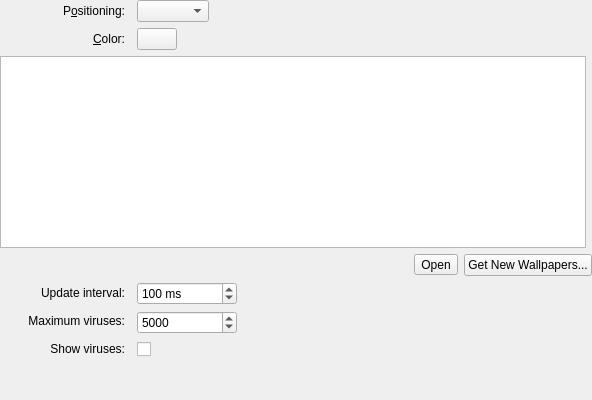
KDE/kdeplasma-addons, file wallpapers/virus/virusconfig.ui: the form before one commit.
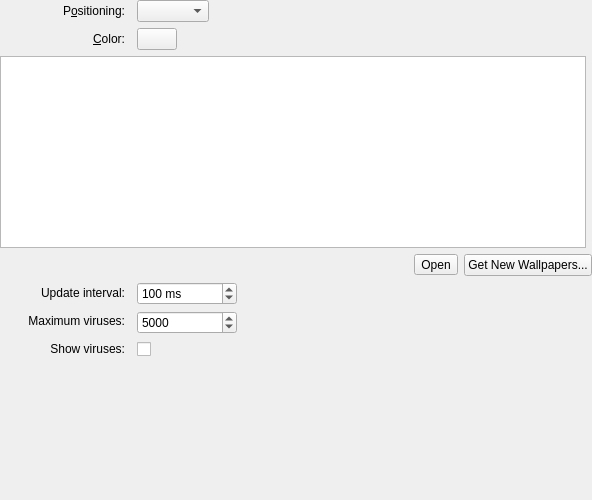
The form after the commit. Custom widgets are drawn as their Qt base class.

```diff
--- a/wallpapers/virus/virusconfig.ui
+++ b/wallpapers/virus/virusconfig.ui
@@ -7,7 +7,7 @@
     <x>0</x>
     <y>0</y>
     <width>592</width>
-    <height>400</height>
+    <height>500</height>
    </rect>
   </property>
   <layout class="QGridLayout" name="gridLayout_2">
```
